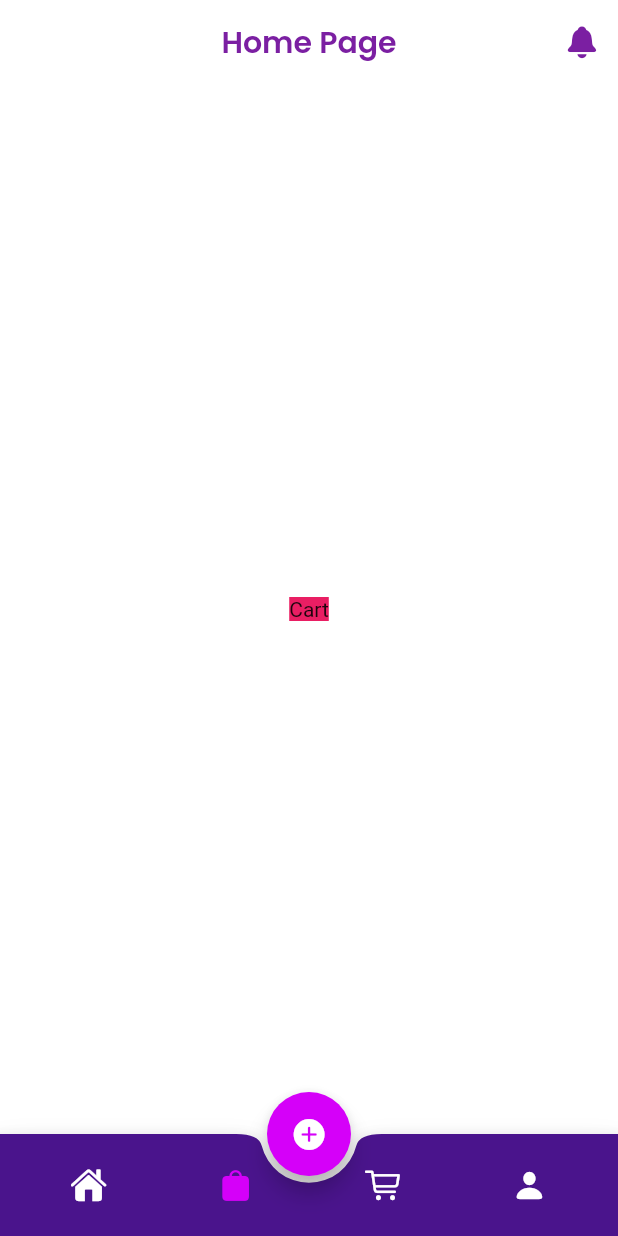
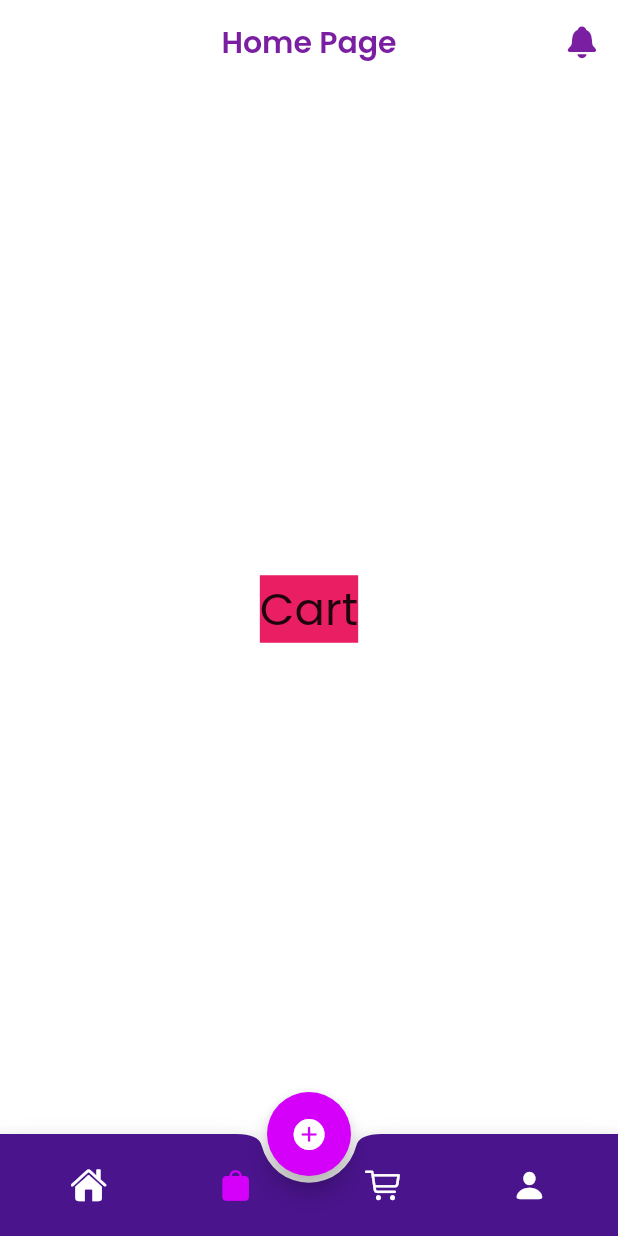
Before and after one commit to ozaenzenzen/flutter-fam-ui4, a Flutter app: the screen it shows after launch, swiped to page 2, on a phone screen of 412 x 824 dp. Run offline on Flutter 3.47's test engine with Material 2 defaults, Android fonts, the phone set to English and light mode, and no system bars; our stand-ins replace flutter_screenutil, get, google_fonts.

Commit message:
update page

```diff
--- a/lib/page/cart.dart
+++ b/lib/page/cart.dart
@@ -1,4 +1,5 @@
 import 'package:flutter/material.dart';
+import 'package:google_fonts/google_fonts.dart';
 
 class CartPage extends StatefulWidget {
   @override
@@ -10,7 +11,12 @@ class _CartPageState extends State<CartPage> {
   Widget build(BuildContext context) {
     return Center(
       child: Container(
-        child: Text("Cart"),
+        child: Text(
+          "Cart",
+          style: GoogleFonts.poppins(
+            fontSize: 30,
+          ),
+        ),
         color: Colors.pink,
       ),
     );
```
Also changed, not shown: lib/page/profile.dart (+7 -1 lines), lib/page/shop.dart (+7 -1 lines).
